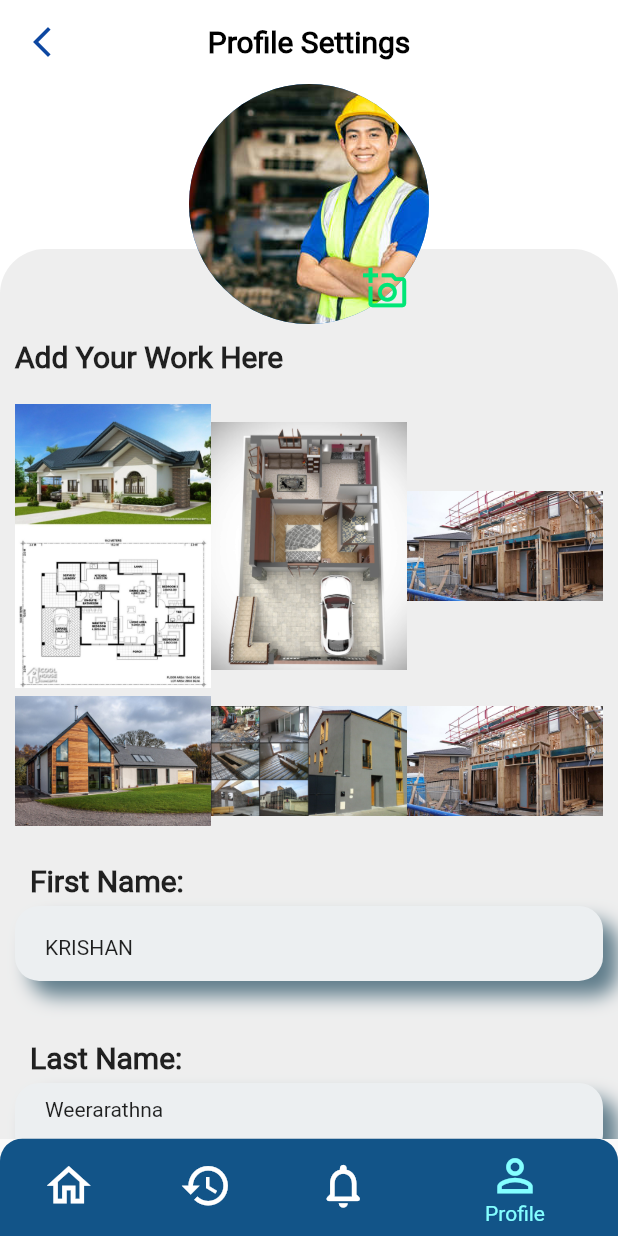
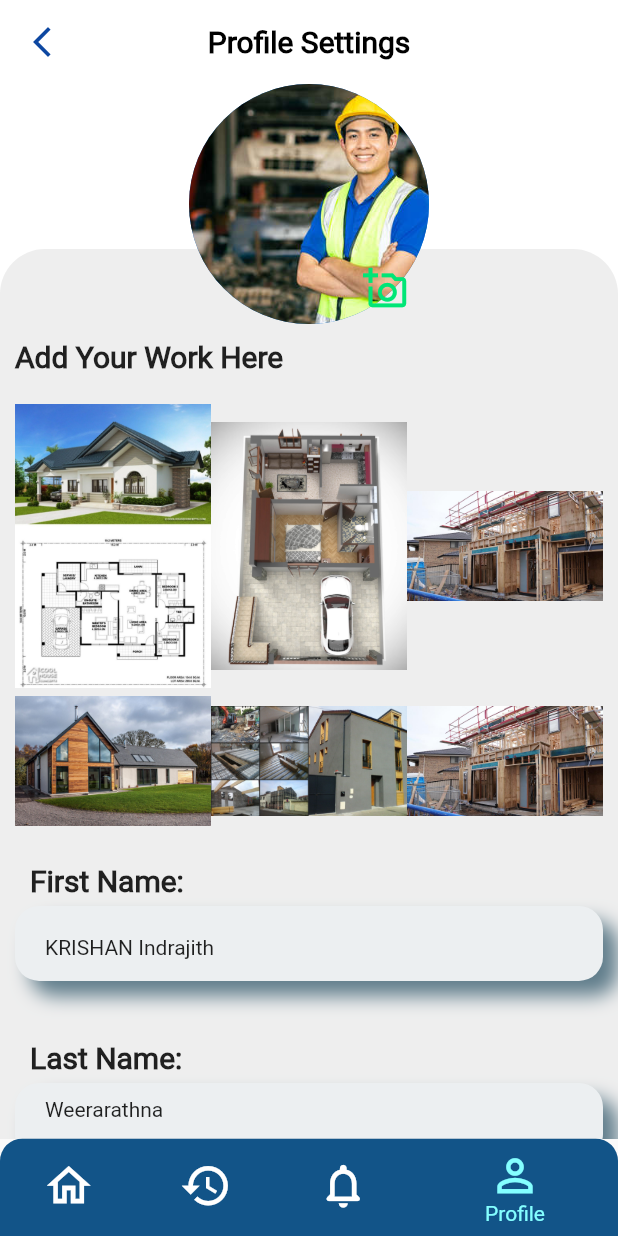
Before and after one commit to ProSiteGroup2/ProSite, a Flutter app: the screen it shows after launch, item 4 of the bottom bar chosen, on a phone screen of 412 x 824 dp. Run offline on Flutter 3.47's test engine with Material 2 defaults, Android fonts, the phone set to English and light mode, and no system bars; missing offline and left inert: dart:ffi.

Commit message:
Change name

```diff
--- a/lib/pages/user_profile.dart
+++ b/lib/pages/user_profile.dart
@@ -122,7 +122,7 @@ class _User_ProfileState extends State<User_Profile> {
                             child: Padding(
                               padding:
                                   EdgeInsets.fromLTRB(20.0, 20.0, 0.0, 0.0),
-                              child: Text('KRISHAN'),
+                              child: Text('KRISHAN Indrajith'),
                             ),
                           ),
                           SizedBox(height: 40.0),
```
